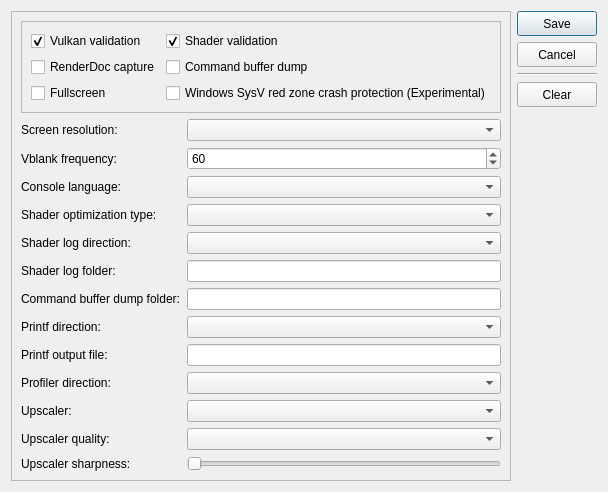
Qt form src/launcher/forms/configuration_edit_dialog.ui (Coder787-source/KytyPlus) before a commit.
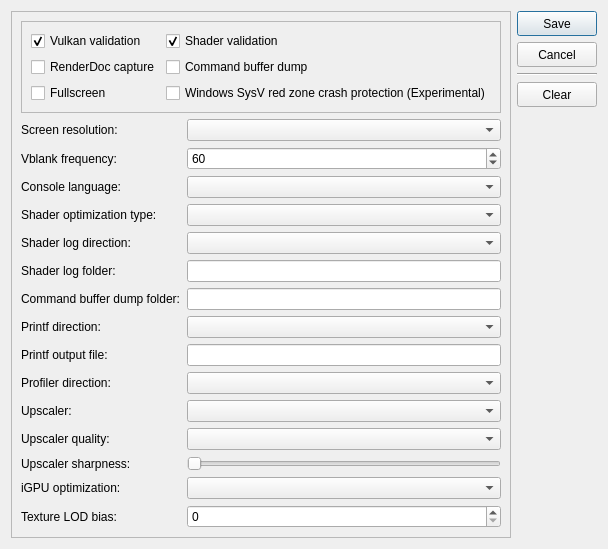
The same form after that commit. Custom widgets are drawn as their Qt base class.

Commit message: feat(igpu): wire iGPU auto-detection, texture LOD bias, launcher UI + EXIT diagnostics

Patch:
```diff
--- a/src/launcher/forms/configuration_edit_dialog.ui
+++ b/src/launcher/forms/configuration_edit_dialog.ui
@@ -310,6 +310,40 @@
         </property>
        </widget>
       </item>
+      <item row="14" column="0">
+       <widget class="QLabel" name="label_igpu_optimization">
+        <property name="text">
+         <string>iGPU optimization:</string>
+        </property>
+       </widget>
+      </item>
+      <item row="14" column="1">
+       <widget class="QComboBox" name="comboBox_igpu_optimization">
+        <property name="toolTip">
+         <string>Auto: detect integrated GPUs and apply FSR + texture LOD bias. Force: treat this GPU as integrated (useful for testing on discrete GPUs). Off: disable iGPU optimizations.</string>
+        </property>
+       </widget>
+      </item>
+      <item row="15" column="0">
+       <widget class="QLabel" name="label_texture_lod_bias">
+        <property name="text">
+         <string>Texture LOD bias:</string>
+        </property>
+       </widget>
+      </item>
+      <item row="15" column="1">
+       <widget class="QSpinBox" name="spinBox_texture_lod_bias">
+        <property name="toolTip">
+         <string>Shifts texture sampling toward coarser mip levels to save bandwidth on iGPUs. 0 = no bias, 1 = skip one mip level. Applied per-sampler.</string>
+        </property>
+        <property name="minimum">
+         <number>0</number>
+        </property>
+        <property name="maximum">
+         <number>4</number>
+        </property>
+       </widget>
+      </item>
      </layout>
     </widget>
    </item>
```
The commit also changes 7 other files.
